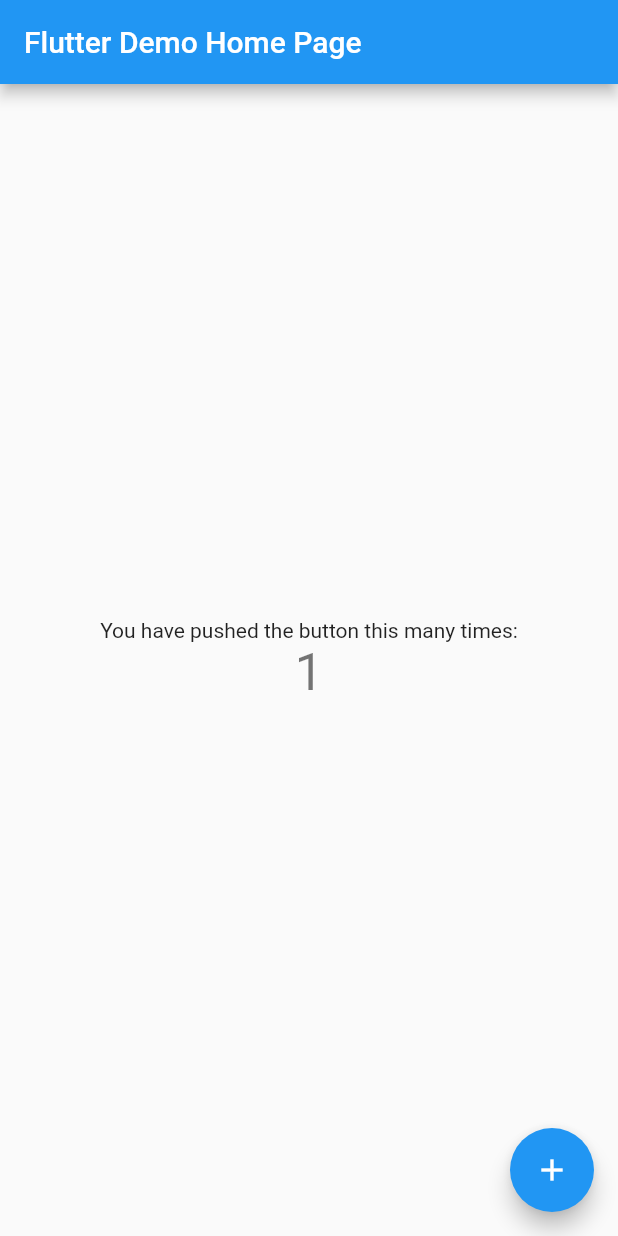
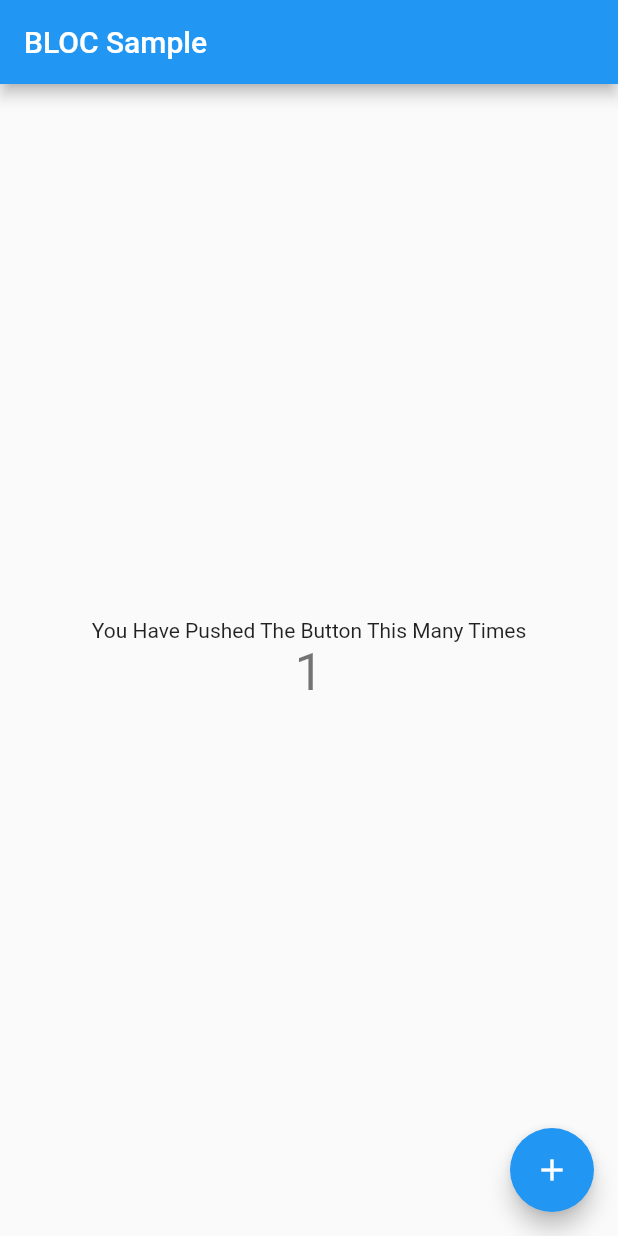
Before and after one commit to tiyan-attirmidzi/Flutter-BLOC-Sample, a Flutter app: the screen it shows after launch, after a tap on the "add" icon, on a phone screen of 412 x 824 dp. Run offline on Flutter 3.47's test engine with Material 2 defaults, Android fonts, the phone set to English and light mode, and no system bars.

Commit message:
add new file and finising all file

```diff
--- /dev/null
+++ b/lib/Counter.dart
@@ -0,0 +1,39 @@
+import 'package:flutter/material.dart';
+import 'package:bloc_sample/Counter_bloc.dart';
+import 'package:bloc_sample/Counter_provider.dart';
+
+class Counter extends StatefulWidget {
+  @override
+  _CounterState createState() => _CounterState();
+}
+
+class _CounterState extends State<Counter> {
+
+  @override
+  void dispose() {
+    bloc.dispose();
+    super.dispose();
+  }
+
+  @override
+  Widget build(BuildContext context) {
+    return StreamBuilder(
+      stream: bloc.getCount,                      // Menghitung jumlah BLOC
+      initialData: CounterProvider().count,       // Menghitung jumlah counter provider
+      builder: (context, snapshot) => Center(
+        child: Column(
+          mainAxisAlignment: MainAxisAlignment.center,
+          children: <Widget>[
+            Text(
+              'You Have Pushed The Button This Many Times'
+            ),
+            Text(
+              '${snapshot.data}',                 // Menampilkan data counter
+              style: Theme.of(context).textTheme.display1,
+            ),
+          ],
+        ),
+      ),
+    );
+  }
+}
--- /dev/null
+++ b/lib/Counter_bloc.dart
@@ -0,0 +1,22 @@
+import 'dart:async';
+import 'package:bloc_sample/Counter_provider.dart';
+
+class CounterBloc {
+
+  final counterCountroller            = StreamController();                          // Membuat Sebuah Stream Countroller
+  final CounterProvider provider      = CounterProvider();                           // Membuat Sebuah Counter Provider
+
+  Stream get getCount => counterCountroller.stream;
+
+  void updateCount() {
+    provider.increaseCount();
+    counterCountroller.sink.add(provider.count);                                      // Menambahkan Provider Ke Dalam counterCountroller
+  }
+
+  void dispose() {
+    counterCountroller.close();                                                       // Menutup counterCountroller Ketika Tidak Digunakan
+  }
+
+}
+
+final bloc = CounterBloc();                                                           // Menjadikan Class CounterBloc() Sebagai Sebuah Object Agar Bisa Digunakan Pada Kelas Lain
--- /dev/null
+++ b/lib/Counter_provider.dart
@@ -0,0 +1,4 @@
+class CounterProvider {
+  int count = 0;
+  void increaseCount() => count++;
+}
--- a/lib/main.dart
+++ b/lib/main.dart
@@ -1,3 +1,5 @@
+import 'package:bloc_sample/Counter.dart';
+import 'package:bloc_sample/Counter_bloc.dart';
 import 'package:flutter/material.dart';
 
 void main() => runApp(MyApp());
@@ -7,35 +9,18 @@ class MyApp extends StatelessWidget {
   @override
   Widget build(BuildContext context) {
     return MaterialApp(
-      title: 'Flutter Demo',
+      title: 'BLOC Sample',
       theme: ThemeData(
-        // This is the theme of your application.
-        //
-        // Try running your application with "flutter run". You'll see the
-        // application has a blue toolbar. Then, without quitting the app, try
-        // changing the primarySwatch below to Colors.green and then invoke
-        // "hot reload" (press "r" in the console where you ran "flutter run",
-        // or simply save your changes to "hot reload" in a Flutter IDE).
-        // Notice that the counter didn't reset back to zero; the application
-        // is not restarted.
         primarySwatch: Colors.blue,
       ),
-      home: MyHomePage(title: 'Flutter Demo Home Page'),
+      home: MyHomePage(title: 'BLOC Sample'),
+      debugShowCheckedModeBanner: false,
     );
   }
 }
 
 class MyHomePage extends StatefulWidget {
   MyHomePage({Key key, this.title}) : super(key: key);
-
-  // This widget is the home page of your application. It is stateful, meaning
-  // that it has a State object (defined below) that contains fields that affect
-  // how it looks.
-
-  // This class is the configuration for the state. It holds the values (in this
-  // case the title) provided by the parent (in this case the App widget) and
-  // used by the build method of the State. Fields in a Widget subclass are
-  // always marked "final".
 
   final String title;
 
@@ -47,65 +32,21 @@ class _MyHomePageState extends State<MyHomePage> {
   int _counter = 0;
 
   void _incrementCounter() {
-    setState(() {
-      // This call to setState tells the Flutter framework that something has
-      // changed in this State, which causes it to rerun the build method below
-      // so that the display can reflect the updated values. If we changed
-      // _counter without calling setState(), then the build method would not be
-      // called again, and so nothing would appear to happen.
-      _counter++;
-    });
+    bloc.updateCount();                                     // Update Counter Melalui Bloc
   }
 
   @override
   Widget build(BuildContext context) {
-    // This method is rerun every time setState is called, for instance as done
-    // by the _incrementCounter method above.
-    //
-    // The Flutter framework has been optimized to make rerunning build methods
-    // fast, so that you can just rebuild anything that needs updating rather
-    // than having to individually change instances of widgets.
     return Scaffold(
       appBar: AppBar(
-        // Here we take the value from the MyHomePage object that was created by
-        // the App.build method, and use it to set our appbar title.
         title: Text(widget.title),
       ),
-      body: Center(
-        // Center is a layout widget. It takes a single child and positions it
-        // in the middle of the parent.
-        child: Column(
-          // Column is also a layout widget. It takes a list of children and
-          // arranges them vertically. By default, it sizes itself to fit its
-          // children horizontally, and tries to be as tall as its parent.
-          //
-          // Invoke "debug painting" (press "p" in the console, choose the
-          // "Toggle Debug Paint" action from the Flutter Inspector in Android
-          // Studio, or the "Toggle Debug Paint" command in Visual Studio Code)
-          // to see the wireframe for each widget.
-          //
-          // Column has various properties to control how it sizes itself and
-          // how it positions its children. Here we use mainAxisAlignment to
-          // center the children vertically; the main axis here is the vertical
-          // axis because Columns are vertical (the cross axis would be
-          // horizontal).
-          mainAxisAlignment: MainAxisAlignment.center,
-          children: <Widget>[
-            Text(
-              'You have pushed the button this many times:',
-            ),
-            Text(
-              '$_counter',
-              style: Theme.of(context).textTheme.display1,
-            ),
-          ],
-        ),
-      ),
+      body: Counter(),                                    // Pada bagian body ini kita langsung memamnggil class Counter()
       floatingActionButton: FloatingActionButton(
-        onPressed: _incrementCounter,
+        onPressed: _incrementCounter,                     // Pada saat di tekan tombol + maka akan memanggil method _incrementCounter
         tooltip: 'Increment',
         child: Icon(Icons.add),
-      ), // This trailing comma makes auto-formatting nicer for build methods.
+      ),
     );
   }
 }
--- a/pubspec.yaml
+++ b/pubspec.yaml
@@ -23,6 +23,7 @@ dependencies:
   # The following adds the Cupertino Icons font to your application.
   # Use with the CupertinoIcons class for iOS style icons.
   cupertino_icons: ^0.1.2
+  bloc: ^0.14.4
 
 dev_dependencies:
   flutter_test:
```
Also changed, not shown: pubspec.lock.
